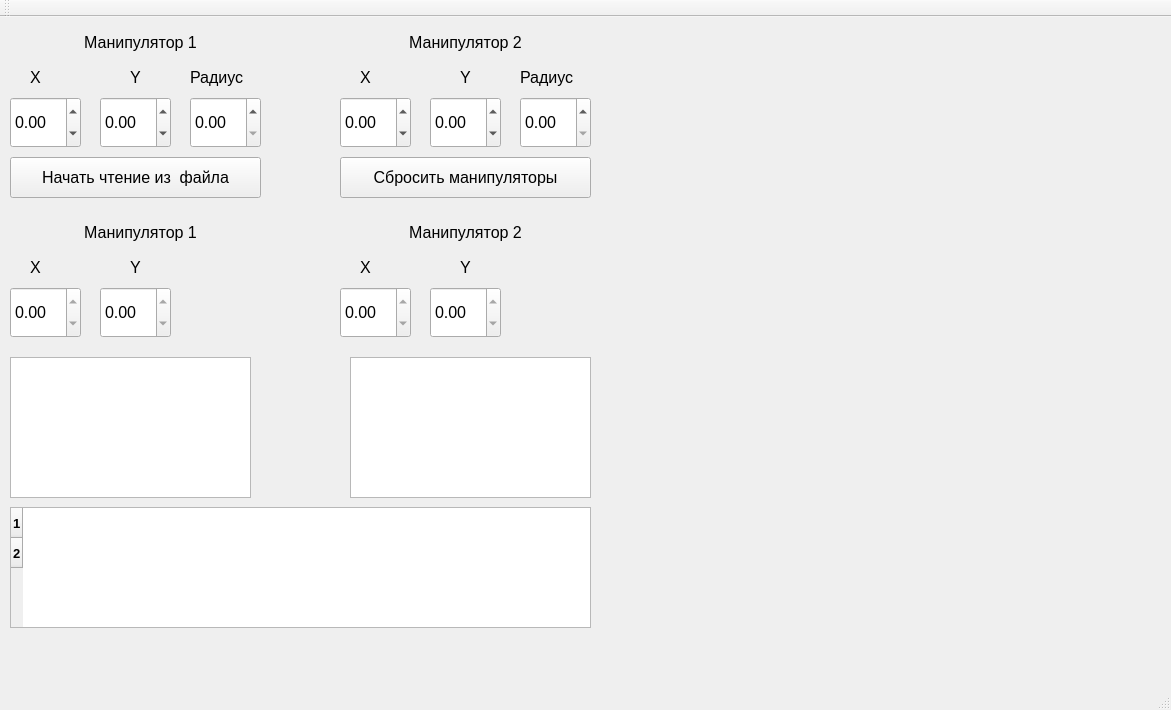
This is mainwindow.ui in rsbtv/niiisk_exercise as Qt 5 draws it before an edit. The edited form follows.
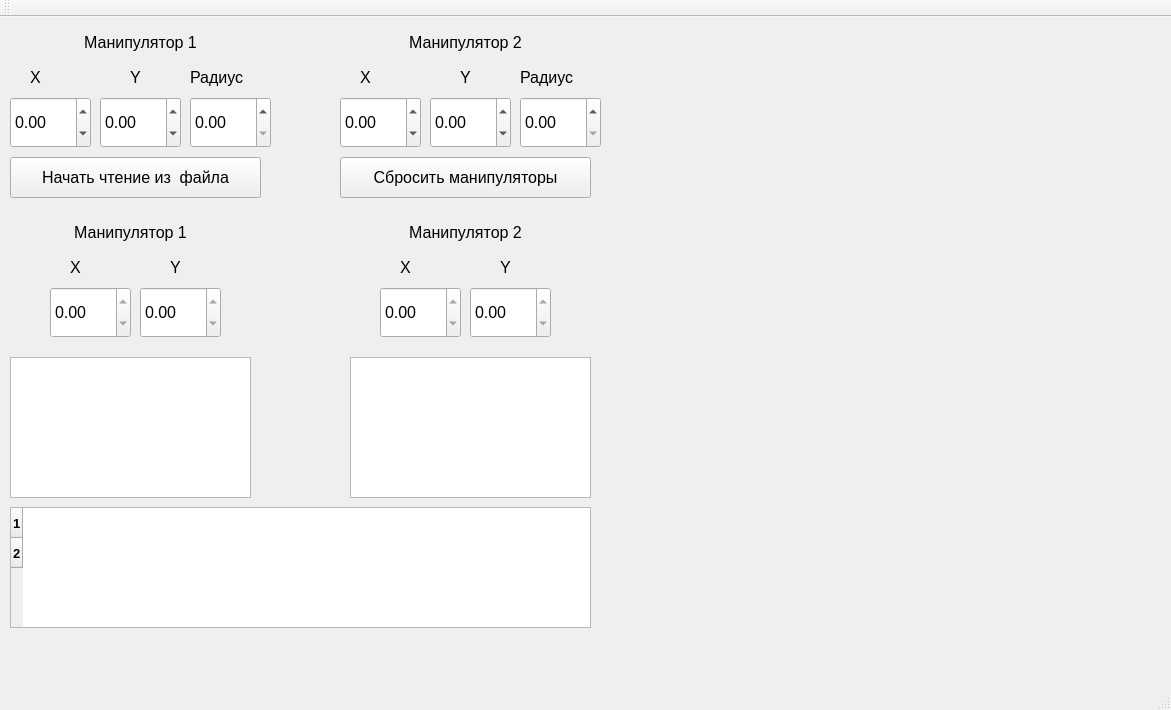
This is the edited form. Custom widgets are drawn as their Qt base class.

```diff
--- a/mainwindow.ui
+++ b/mainwindow.ui
@@ -19,7 +19,7 @@
      <rect>
       <x>10</x>
       <y>80</y>
-      <width>71</width>
+      <width>81</width>
       <height>51</height>
      </rect>
     </property>
@@ -40,7 +40,7 @@
      <rect>
       <x>100</x>
       <y>80</y>
-      <width>71</width>
+      <width>81</width>
       <height>51</height>
      </rect>
     </property>
@@ -61,7 +61,7 @@
      <rect>
       <x>190</x>
       <y>80</y>
-      <width>71</width>
+      <width>81</width>
       <height>51</height>
      </rect>
     </property>
@@ -130,7 +130,7 @@
      <rect>
       <x>340</x>
       <y>80</y>
-      <width>71</width>
+      <width>81</width>
       <height>51</height>
      </rect>
     </property>
@@ -169,7 +169,7 @@
      <rect>
       <x>430</x>
       <y>80</y>
-      <width>71</width>
+      <width>81</width>
       <height>51</height>
      </rect>
     </property>
@@ -226,7 +226,7 @@
      <rect>
       <x>520</x>
       <y>80</y>
-      <width>71</width>
+      <width>81</width>
       <height>51</height>
      </rect>
     </property>
@@ -375,7 +375,7 @@
    <widget class="QLabel" name="label_Y_2_read">
     <property name="geometry">
      <rect>
-      <x>460</x>
+      <x>500</x>
       <y>240</y>
       <width>16</width>
       <height>21</height>
@@ -414,9 +414,9 @@
    <widget class="QDoubleSpinBox" name="doubleSpinBox_Y_2_read">
     <property name="geometry">
      <rect>
-      <x>430</x>
+      <x>470</x>
       <y>270</y>
-      <width>71</width>
+      <width>81</width>
       <height>51</height>
      </rect>
     </property>
@@ -438,7 +438,7 @@
    <widget class="QLabel" name="label_Manipulator_1_read">
     <property name="geometry">
      <rect>
-      <x>20</x>
+      <x>10</x>
       <y>200</y>
       <width>241</width>
       <height>31</height>
@@ -459,7 +459,7 @@
    <widget class="QLabel" name="label_X_1_read">
     <property name="geometry">
      <rect>
-      <x>30</x>
+      <x>70</x>
       <y>240</y>
       <width>16</width>
       <height>21</height>
@@ -477,7 +477,7 @@
    <widget class="QLabel" name="label_Y_1_read">
     <property name="geometry">
      <rect>
-      <x>130</x>
+      <x>170</x>
       <y>240</y>
       <width>16</width>
       <height>21</height>
@@ -495,9 +495,9 @@
    <widget class="QDoubleSpinBox" name="doubleSpinBox_X_2_read">
     <property name="geometry">
      <rect>
-      <x>340</x>
+      <x>380</x>
       <y>270</y>
-      <width>71</width>
+      <width>81</width>
       <height>51</height>
      </rect>
     </property>
@@ -519,9 +519,9 @@
    <widget class="QDoubleSpinBox" name="doubleSpinBox_X_1_read">
     <property name="geometry">
      <rect>
-      <x>10</x>
+      <x>50</x>
       <y>270</y>
-      <width>71</width>
+      <width>81</width>
       <height>51</height>
      </rect>
     </property>
@@ -543,7 +543,7 @@
    <widget class="QLabel" name="label_X_2_read">
     <property name="geometry">
      <rect>
-      <x>360</x>
+      <x>400</x>
       <y>240</y>
       <width>16</width>
       <height>21</height>
@@ -561,9 +561,9 @@
    <widget class="QDoubleSpinBox" name="doubleSpinBox_Y_1_read">
     <property name="geometry">
      <rect>
-      <x>100</x>
+      <x>140</x>
       <y>270</y>
-      <width>71</width>
+      <width>81</width>
       <height>51</height>
      </rect>
     </property>
```
